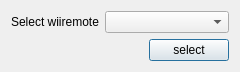
Qt form subprojects/toolkit/ui/selectwiimote.ui (dev-0x7C6/wiimotedev) before a commit.
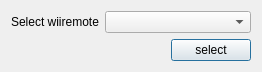
The same form after that commit.

The edit to the form file:
```diff
--- a/subprojects/toolkit/ui/selectwiimote.ui
+++ b/subprojects/toolkit/ui/selectwiimote.ui
@@ -6,8 +6,8 @@
    <rect>
     <x>0</x>
     <y>0</y>
-    <width>240</width>
-    <height>64</height>
+    <width>262</width>
+    <height>68</height>
    </rect>
   </property>
   <property name="windowTitle">
```
